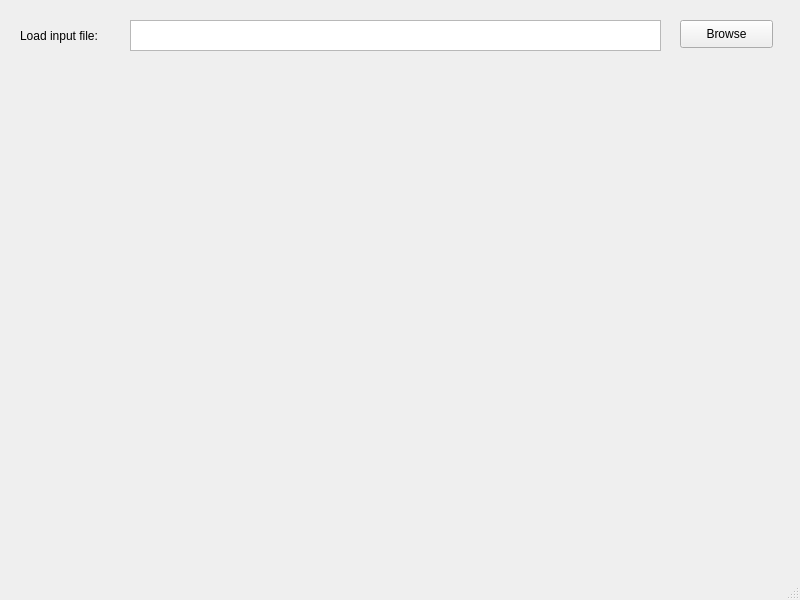
The window that dnaSimulator/form.ui (oyerush/DNASimulator) describes before a commit, drawn with Qt 5.
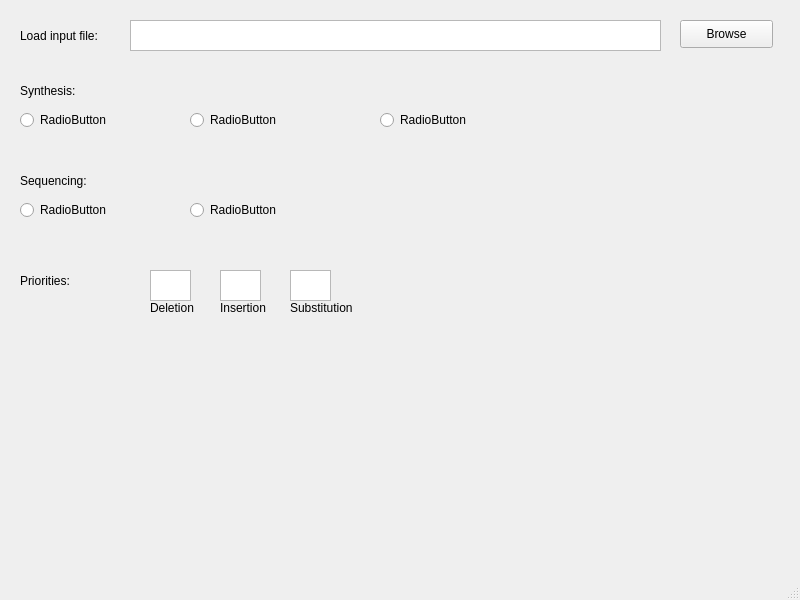
The same window after the commit.

Commit message: updated basic ui widgets

Patch:
```diff
--- a/dnaSimulator/form.ui
+++ b/dnaSimulator/form.ui
@@ -50,6 +50,194 @@
      </rect>
     </property>
    </widget>
+   <widget class="QLabel" name="label">
+    <property name="geometry">
+     <rect>
+      <x>20</x>
+      <y>80</y>
+      <width>81</width>
+      <height>21</height>
+     </rect>
+    </property>
+    <property name="text">
+     <string>Synthesis:</string>
+    </property>
+   </widget>
+   <widget class="QRadioButton" name="radioButton">
+    <property name="geometry">
+     <rect>
+      <x>20</x>
+      <y>110</y>
+      <width>95</width>
+      <height>20</height>
+     </rect>
+    </property>
+    <property name="text">
+     <string>RadioButton</string>
+    </property>
+    <attribute name="buttonGroup">
+     <string notr="true">buttonGroup</string>
+    </attribute>
+   </widget>
+   <widget class="QRadioButton" name="radioButton_2">
+    <property name="geometry">
+     <rect>
+      <x>190</x>
+      <y>110</y>
+      <width>95</width>
+      <height>20</height>
+     </rect>
+    </property>
+    <property name="text">
+     <string>RadioButton</string>
+    </property>
+    <attribute name="buttonGroup">
+     <string notr="true">buttonGroup</string>
+    </attribute>
+   </widget>
+   <widget class="QRadioButton" name="radioButton_3">
+    <property name="geometry">
+     <rect>
+      <x>380</x>
+      <y>110</y>
+      <width>95</width>
+      <height>20</height>
+     </rect>
+    </property>
+    <property name="text">
+     <string>RadioButton</string>
+    </property>
+    <attribute name="buttonGroup">
+     <string notr="true">buttonGroup</string>
+    </attribute>
+   </widget>
+   <widget class="QLabel" name="label_2">
+    <property name="geometry">
+     <rect>
+      <x>20</x>
+      <y>170</y>
+      <width>91</width>
+      <height>21</height>
+     </rect>
+    </property>
+    <property name="text">
+     <string>Sequencing:</string>
+    </property>
+   </widget>
+   <widget class="QRadioButton" name="radioButton_4">
+    <property name="geometry">
+     <rect>
+      <x>20</x>
+      <y>200</y>
+      <width>95</width>
+      <height>20</height>
+     </rect>
+    </property>
+    <property name="text">
+     <string>RadioButton</string>
+    </property>
+    <attribute name="buttonGroup">
+     <string notr="true">buttonGroup</string>
+    </attribute>
+   </widget>
+   <widget class="QRadioButton" name="radioButton_5">
+    <property name="geometry">
+     <rect>
+      <x>190</x>
+      <y>200</y>
+      <width>95</width>
+      <height>20</height>
+     </rect>
+    </property>
+    <property name="text">
+     <string>RadioButton</string>
+    </property>
+    <attribute name="buttonGroup">
+     <string notr="true">buttonGroup</string>
+    </attribute>
+   </widget>
+   <widget class="QLabel" name="label_3">
+    <property name="geometry">
+     <rect>
+      <x>20</x>
+      <y>270</y>
+      <width>71</width>
+      <height>21</height>
+     </rect>
+    </property>
+    <property name="text">
+     <string>Priorities:</string>
+    </property>
+   </widget>
+   <widget class="QTextEdit" name="textEdit">
+    <property name="geometry">
+     <rect>
+      <x>150</x>
+      <y>270</y>
+      <width>41</width>
+      <height>31</height>
+     </rect>
+    </property>
+   </widget>
+   <widget class="QTextEdit" name="textEdit_2">
+    <property name="geometry">
+     <rect>
+      <x>220</x>
+      <y>270</y>
+      <width>41</width>
+      <height>31</height>
+     </rect>
+    </property>
+   </widget>
+   <widget class="QTextEdit" name="textEdit_3">
+    <property name="geometry">
+     <rect>
+      <x>290</x>
+      <y>270</y>
+      <width>41</width>
+      <height>31</height>
+     </rect>
+    </property>
+   </widget>
+   <widget class="QLabel" name="label_4">
+    <property name="geometry">
+     <rect>
+      <x>150</x>
+      <y>300</y>
+      <width>55</width>
+      <height>16</height>
+     </rect>
+    </property>
+    <property name="text">
+     <string>Deletion</string>
+    </property>
+   </widget>
+   <widget class="QLabel" name="label_5">
+    <property name="geometry">
+     <rect>
+      <x>220</x>
+      <y>300</y>
+      <width>55</width>
+      <height>16</height>
+     </rect>
+    </property>
+    <property name="text">
+     <string>Insertion</string>
+    </property>
+   </widget>
+   <widget class="QLabel" name="label_6">
+    <property name="geometry">
+     <rect>
+      <x>290</x>
+      <y>300</y>
+      <width>71</width>
+      <height>16</height>
+     </rect>
+    </property>
+    <property name="text">
+     <string>Substitution</string>
+    </property>
+   </widget>
   </widget>
   <widget class="QMenuBar" name="menubar">
    <property name="geometry">
```
Left out of the diff: 3 changed lines with no effect on the pictures.
